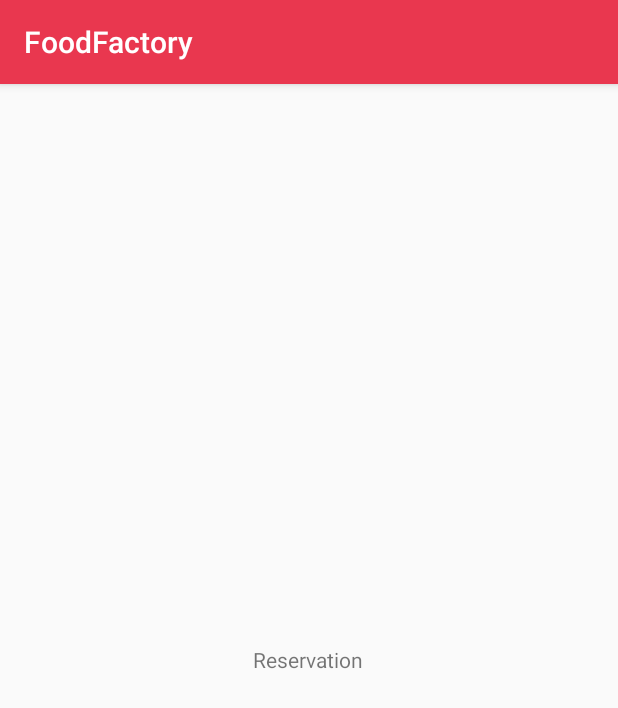
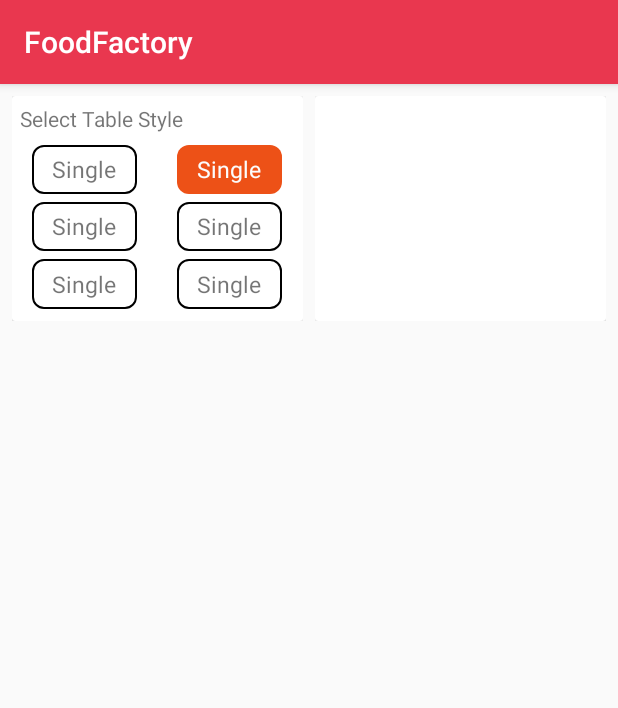
Before and after one commit to mkhan9047/FoodFactory, an Android app: the fragment ReservationFragment shown on its own in the app's theme, on a phone screen of 412 x 824 dp. Shown: the top 708 px of the screen. Run offline under Robolectric (Android 15) with nearby library versions, the phone set to English and light mode, and no system bars.

Commit message:
last update

```diff
--- a/app/src/main/java/com/foodapp/foodfactory/FragmentPackage/MenuFragment.java
+++ b/app/src/main/java/com/foodapp/foodfactory/FragmentPackage/MenuFragment.java
@@ -55,8 +55,9 @@ public class MenuFragment extends Fragment {
         MenuIndicatorBuilder();
 
 
-        adapter = new MenuAdapter(foodModels, foodModels.size(), menuIndicatorList.get(0));
+        adapter = new MenuAdapter(FilterData(foodModels, "DESSERT"), foodModels.size(), menuIndicatorList.get(0));
         menuRecycler.setAdapter(adapter);
+        FoodModelBuilder();
         MenuIndicatorAdapter indicatorAdapter = new MenuIndicatorAdapter(getActivity(), menuIndicatorList, getListerner());
         menuIndicatorRecycler.setAdapter(indicatorAdapter);
 
@@ -126,7 +127,6 @@ public class MenuFragment extends Fragment {
     }
 
     private void MenuIndicatorBuilder() {
-
         menuIndicatorList.add("DESSERT");
         menuIndicatorList.add("BURGER");
         menuIndicatorList.add("SOUP");
--- a/app/src/main/res/drawable/menu_indicator_shape.xml
+++ b/app/src/main/res/drawable/menu_indicator_shape.xml
@@ -4,6 +4,6 @@
     android:shape="rectangle"
     >
     <solid android:color="@color/color_btn"/>
-    <size android:width="70dp" android:height="40dp"/>
+    <size android:width="70dp" android:height="30dp"/>
     <corners android:bottomLeftRadius="8dp" android:bottomRightRadius="8dp" android:topLeftRadius="8dp" android:topRightRadius="8dp"/>
 </shape>
--- a/app/src/main/res/drawable/menu_indicator_white_shape.xml
+++ b/app/src/main/res/drawable/menu_indicator_white_shape.xml
@@ -4,6 +4,6 @@
     android:shape="rectangle"
     >
     <solid android:color="@color/color_white"/>
-    <size android:width="70dp" android:height="40dp"/>
+    <size android:width="70dp" android:height="30dp"/>
     <corners android:bottomLeftRadius="8dp" android:bottomRightRadius="8dp" android:topLeftRadius="8dp" android:topRightRadius="8dp"/>
 </shape>
--- /dev/null
+++ b/app/src/main/res/drawable/style_table_item_shape_bg_stroke.xml
@@ -0,0 +1,10 @@
+<?xml version="1.0" encoding="utf-8"?>
+<shape xmlns:android="http://schemas.android.com/apk/res/android" android:shape="rectangle">
+
+
+    <stroke android:width="1dp"/>
+
+    <corners android:radius="7dp"/>
+
+    <size android:width="70dp" android:height="30dp"/>
+</shape>
--- a/app/src/main/res/layout/fragment_reservation.xml
+++ b/app/src/main/res/layout/fragment_reservation.xml
@@ -1,15 +1,172 @@
 <?xml version="1.0" encoding="utf-8"?>
-<RelativeLayout xmlns:android="http://schemas.android.com/apk/res/android"
+<LinearLayout xmlns:android="http://schemas.android.com/apk/res/android"
     xmlns:tools="http://schemas.android.com/tools"
     android:layout_width="match_parent"
     android:layout_height="match_parent"
+    xmlns:app="http://schemas.android.com/apk/res-auto"
+    android:orientation="vertical"
     tools:context=".FragmentPackage.ReservationFragment">
 
-    <!-- TODO: Update blank fragment layout -->
-    <TextView
-        android:layout_width="wrap_content"
-        android:layout_height="wrap_content"
-        android:layout_centerInParent="true"
-        android:text="Reservation" />
+    <LinearLayout
+        android:layout_width="match_parent"
+        android:layout_margin="8dp"
+        android:orientation="horizontal"
+        android:layout_height="150dp">
 
-</RelativeLayout>
+        <LinearLayout
+            android:layout_width="0dp"
+            android:layout_weight="1"
+            android:layout_marginEnd="4dp"
+            android:layout_height="match_parent">
+<android.support.v7.widget.CardView
+    android:layout_width="match_parent"
+    app:cardElevation="5dp"
+    android:layout_height="match_parent">
+
+    <LinearLayout
+        android:layout_width="match_parent"
+        android:orientation="vertical"
+        android:layout_height="match_parent">
+
+        <TextView
+            android:layout_width="wrap_content"
+            android:layout_height="wrap_content"
+            android:text="Select Table Style"
+            android:layout_marginStart="5dp"
+            android:layout_marginTop="5dp"
+            />
+
+        <LinearLayout
+            android:layout_width="match_parent"
+            android:orientation="horizontal"
+            android:layout_height="match_parent">
+
+            <LinearLayout
+                android:layout_width="0dp"
+                android:layout_weight="1"
+                android:orientation="vertical"
+                android:padding="8dp"
+                android:layout_height="match_parent">
+                <!--first porting of select table -->
+                <TextView
+                    android:layout_width="wrap_content"
+                    android:layout_height="wrap_content"
+                    android:text="Single"
+                    android:gravity="center"
+                    android:layout_weight="1"
+                    android:textSize="15sp"
+                    android:layout_gravity="center_horizontal"
+                    android:background="@drawable/style_table_item_shape_bg_stroke"
+                    />
+                <TextView
+                    android:layout_width="wrap_content"
+                    android:layout_height="wrap_content"
+                    android:text="Single"
+                    android:layout_marginTop="5dp"
+                    android:gravity="center"
+                    android:layout_weight="1"
+                    android:textSize="15sp"
+                    android:layout_gravity="center_horizontal"
+                    android:background="@drawable/style_table_item_shape_bg_stroke"
+                    />
+                <TextView
+                    android:layout_width="wrap_content"
+                    android:layout_height="wrap_content"
+                    android:text="Single"
+                    android:gravity="center"
+                    android:layout_weight="1"
+                    android:textSize="15sp"
+                    android:layout_marginTop="5dp"
+                    android:layout_gravity="center_horizontal"
+                    android:background="@drawable/style_table_item_shape_bg_stroke"
+                    />
+            </LinearLayout>
+
+            <LinearLayout
+                android:layout_width="0dp"
+                android:layout_weight="1"
+                android:orientation="vertical"
+                android:padding="8dp"
+                android:layout_height="match_parent">
+                <!--second portion of select table -->
+                <!--first porting of select table -->
+                <TextView
+                    android:layout_width="wrap_content"
+                    android:layout_height="wrap_content"
+                    android:text="Single"
+                    android:gravity="center"
+                    android:layout_weight="1"
+                    android:textSize="15sp"
+                    android:layout_gravity="center_horizontal"
+                    android:textColor="@color/color_white"
+                    android:background="@drawable/menu_indicator_shape"
+                    />
+                <TextView
+                    android:layout_width="wrap_content"
+                    android:layout_height="wrap_content"
+                    android:text="Single"
+                    android:layout_marginTop="5dp"
+                    android:gravity="center"
+                    android:layout_weight="1"
+                    android:textSize="15sp"
+                    android:layout_gravity="center_horizontal"
+                    android:background="@drawable/style_table_item_shape_bg_stroke"
+                    />
+                <TextView
+                    android:layout_width="wrap_content"
+                    android:layout_height="wrap_content"
+                    android:text="Single"
+                    android:gravity="center"
+                    android:layout_weight="1"
+                    android:textSize="15sp"
+                    android:layout_marginTop="5dp"
+                    android:layout_gravity="center_horizontal"
+                    android:background="@drawable/style_table_item_shape_bg_stroke"
+                    />
+
+            </LinearLayout>
+
+        </LinearLayout>
+
+    </LinearLayout>
+
+
+
+
+</android.support.v7.widget.CardView>
+
+        </LinearLayout>
+
+        <LinearLayout
+            android:layout_width="0dp"
+            android:layout_marginStart="4dp"
+            android:layout_weight="1"
+            android:layout_height="match_parent">
+
+            <android.support.v7.widget.CardView
+                android:layout_width="match_parent"
+                app:cardElevation="5dp"
+                android:layout_height="match_parent">
+
+                <LinearLayout
+                    android:layout_width="match_parent"
+                    android:layout_height="match_parent">
+
+
+                </LinearLayout>
+
+
+
+            </android.support.v7.widget.CardView>
+
+
+
+        </LinearLayout>
+
+
+    </LinearLayout>
+
+
+
+
+</LinearLayout>
```
